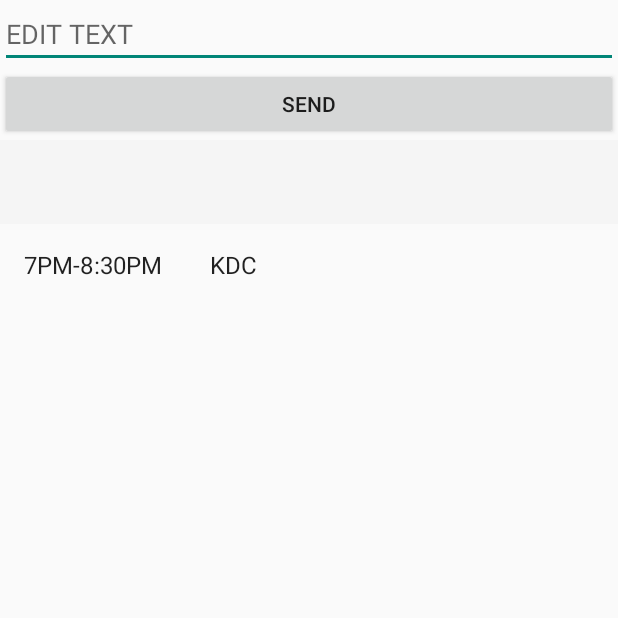
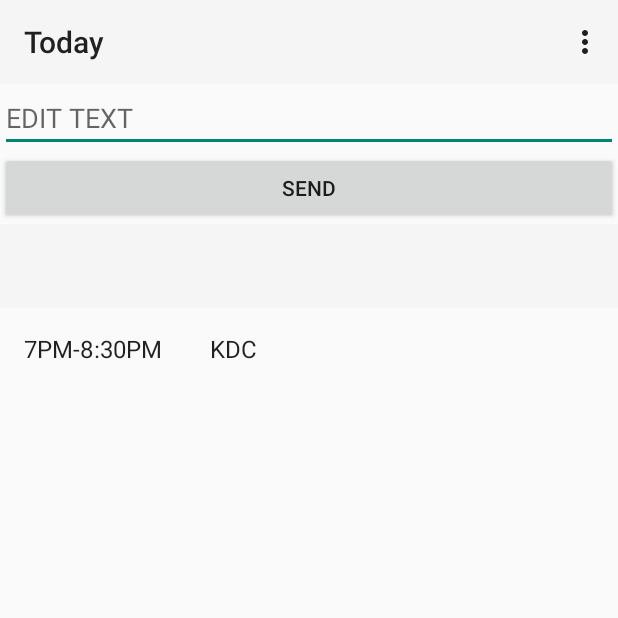
Before and after one commit to cynthia-r/dancing-day, an Android app: the screen it shows after launch (TodayActivity), on a phone screen of 412 x 824 dp, the top half of it. Run offline under Robolectric (Android 15) with nearby library versions, the light colour scheme and no system bars.

Commit message:
Adding app bar back

```diff
--- a/app/src/main/java/com/cynthiar/dancingday/SingleDayFragment.java
+++ b/app/src/main/java/com/cynthiar/dancingday/SingleDayFragment.java
@@ -5,6 +5,7 @@ import android.os.Bundle;
 
 import android.app.ListFragment;
 import android.support.v4.app.Fragment;
+import android.support.v7.app.AppCompatActivity;
 import android.support.v7.widget.LinearLayoutManager;
 import android.support.v7.widget.RecyclerView;
 import android.view.LayoutInflater;
@@ -98,6 +99,8 @@ public class SingleDayFragment extends Fragment {
         //ArrayAdapter adapter = new ArrayAdapter(this, android.R.layout.simple_list_item_1, dummyItemList);
         SingleDayListViewAdapter adapter = new SingleDayListViewAdapter(dummyItemList, parentActivity);
         mListView.setAdapter(adapter);
+
+        //((AppCompatActivity) getActivity()).getSupportActionBar().setTitle();
     }
 
     /*@Override
--- a/app/src/main/java/com/cynthiar/dancingday/TodayActivity.java
+++ b/app/src/main/java/com/cynthiar/dancingday/TodayActivity.java
@@ -6,6 +6,7 @@ import android.support.v4.app.Fragment;
 import android.support.v4.app.FragmentActivity;
 import android.support.v4.app.FragmentTransaction;
 import android.support.v4.widget.DrawerLayout;
+import android.support.v7.app.AppCompatActivity;
 import android.support.v7.widget.LinearLayoutManager;
 import android.support.v7.widget.RecyclerView;
 import android.support.v7.widget.Toolbar;
@@ -21,7 +22,7 @@ import com.cynthiar.dancingday.dummy.DummyContent;
 import java.util.ArrayList;
 import java.util.List;
 
-public class TodayActivity extends FragmentActivity {
+public class TodayActivity extends AppCompatActivity {
 
     private String[] timeFrames;
     private DrawerLayout mDrawerLayout;
@@ -35,9 +36,9 @@ public class TodayActivity extends FragmentActivity {
         setContentView(R.layout.activity_today);
 
         // Setup toolbar
-        /*myToolbar = (Toolbar) findViewById(R.id.my_toolbar);
+        myToolbar = (Toolbar) findViewById(R.id.my_toolbar);
         myToolbar.setTitle("Today");
-        setSupportActionBar(myToolbar);*/
+        setSupportActionBar(myToolbar);
 
         // Setup navigation drawer
         timeFrames = getResources().getStringArray(R.array.timeframes_array);
@@ -126,7 +127,7 @@ public class TodayActivity extends FragmentActivity {
     @Override
     public void setTitle(CharSequence title) {
         //mTitle = title;
-        //myToolbar.setTitle(title);
+        myToolbar.setTitle(title);
     }
 
 }
--- a/app/src/main/res/layout/activity_today.xml
+++ b/app/src/main/res/layout/activity_today.xml
@@ -12,14 +12,14 @@
         android:layout_width="match_parent"
         android:layout_height="match_parent">
 
-        <!--<android.support.v7.widget.Toolbar
+        <android.support.v7.widget.Toolbar
             android:id="@+id/my_toolbar"
             android:layout_width="match_parent"
             android:layout_height="?attr/actionBarSize"
             android:background="?attr/colorPrimary"
             android:theme="@style/ThemeOverlay.AppCompat.ActionBar"
             xmlns:android="http://schemas.android.com/apk/res/android" />
--->
+
         <EditText android:id="@+id/edit_message"
             android:layout_width="match_parent"
             android:layout_height="wrap_content"
```
